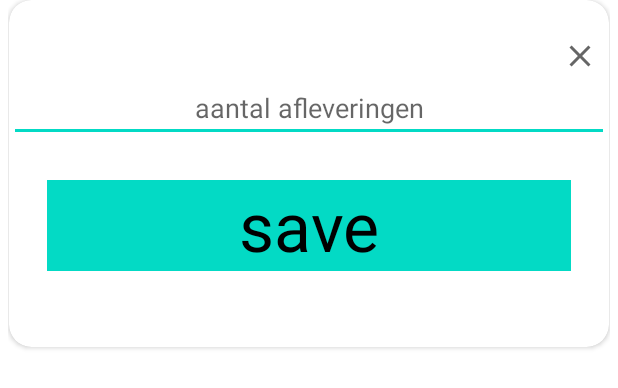
After one commit to dumbeldore2/Movies_Master_Jeff, an Android app: the layout activity_main4_dialog.xml on its own in the app's theme, with its tools: preview values and no code run, on a phone screen of 412 x 824 dp. The commit adds this screen. Shown: the top 388 px of the screen. Run offline under Robolectric (Android 15) with nearby library versions, the phone set to English and light mode, and no system bars.

Commit message:
er is een manier gemaakt om seizoenen individueel aan te passen

```diff
--- a/app/src/main/java/com/example/movies_master_jeff/MainActivity4.java
+++ b/app/src/main/java/com/example/movies_master_jeff/MainActivity4.java
@@ -2,7 +2,9 @@ package com.example.movies_master_jeff;
 
 import androidx.appcompat.app.AppCompatActivity;
 
+import android.app.Dialog;
 import android.os.Bundle;
+import android.view.View;
 import android.view.WindowManager;
 import android.widget.ExpandableListView;
 
--- a/app/src/main/java/com/example/movies_master_jeff/MainActivity4_lijst.java
+++ b/app/src/main/java/com/example/movies_master_jeff/MainActivity4_lijst.java
@@ -2,15 +2,21 @@ package com.example.movies_master_jeff;
 
 import androidx.appcompat.app.AppCompatActivity;
 
+import android.app.Dialog;
 import android.content.Context;
+import android.graphics.Color;
 import android.graphics.Typeface;
+import android.graphics.drawable.ColorDrawable;
+import android.media.Image;
 import android.os.Bundle;
 import android.view.LayoutInflater;
 import android.view.View;
 import android.view.ViewGroup;
 import android.widget.BaseExpandableListAdapter;
+import android.widget.ImageView;
 import android.widget.TextView;
 
+import java.io.Console;
 import java.util.HashMap;
 import java.util.List;
 
@@ -20,12 +26,19 @@ public class MainActivity4_lijst extends BaseExpandableListAdapter {
     private List<String> _listDataHeader; // header titles
     // child data in format of header title, child title
     private HashMap<String, List<String>> _listDataChild;
+    ImageView image_1;
+
+    //dialogt koppelen
+    //Dialog
+    Dialog dialog;
 
     public MainActivity4_lijst(Context context, List<String> listDataHeader,
                                  HashMap<String, List<String>> listChildData) {
         this._context = context;
         this._listDataHeader = listDataHeader;
         this._listDataChild = listChildData;
+
+        dialog = new Dialog(context);
     }
 
     @Override
@@ -81,8 +94,19 @@ public class MainActivity4_lijst extends BaseExpandableListAdapter {
         lblListHeader.setTypeface(null, Typeface.BOLD);
         lblListHeader.setText(headerTitle);
 
+        ImageView imageView1 = (ImageView)convertView.findViewById(R.id.image_1);
+        imageView1.setTag(groupPosition);
+        imageView1.setOnClickListener(new View.OnClickListener() {
+            @Override public void onClick(View view) {
+                dialog.setContentView(R.layout.activity_main4_dialog);
+                dialog.getWindow().setBackgroundDrawable(new ColorDrawable(Color.TRANSPARENT));
+                dialog.show();
+            }
+        });
         return convertView;
     }
+
+
 
     @Override
     public View getChildView(int groupPosition, final int childPosition,
--- /dev/null
+++ b/app/src/main/res/drawable/ic_baseline_close_24.xml
@@ -0,0 +1,10 @@
+<vector xmlns:android="http://schemas.android.com/apk/res/android"
+    android:width="24dp"
+    android:height="24dp"
+    android:viewportWidth="24"
+    android:viewportHeight="24"
+    android:tint="?attr/colorControlNormal">
+  <path
+      android:fillColor="@android:color/white"
+      android:pathData="M19,6.41L17.59,5 12,10.59 6.41,5 5,6.41 10.59,12 5,17.59 6.41,19 12,13.41 17.59,19 19,17.59 13.41,12z"/>
+</vector>
--- /dev/null
+++ b/app/src/main/res/layout/activity_main4_dialog.xml
@@ -0,0 +1,59 @@
+<?xml version="1.0" encoding="utf-8"?>
+<androidx.constraintlayout.widget.ConstraintLayout xmlns:android="http://schemas.android.com/apk/res/android"
+    android:layout_width="match_parent"
+    android:layout_height="match_parent"
+    xmlns:app="http://schemas.android.com/apk/res-auto"
+    android:layout_marginLeft="5dp"
+    android:layout_marginRight="5dp"
+    android:layout_gravity="center">
+
+
+    <androidx.cardview.widget.CardView
+        android:layout_width="400dp"
+        android:layout_height="wrap_content"
+        app:cardCornerRadius="15dp"
+        app:layout_constraintStart_toStartOf="parent"
+        app:layout_constraintEnd_toEndOf="parent"
+        app:layout_constraintTop_toTopOf="parent">
+
+        <LinearLayout
+            android:layout_width="match_parent"
+            android:layout_height="wrap_content"
+            android:layout_marginTop="25dp"
+            android:layout_marginBottom="25dp"
+            android:gravity="center"
+            android:orientation="vertical">
+
+            <ImageView
+                android:id="@+id/imageViewPopup"
+                android:layout_width="wrap_content"
+                android:layout_height="wrap_content"
+                android:layout_gravity="right"
+                android:layout_marginRight="7dp"
+                android:src="@drawable/ic_baseline_close_24" />
+
+            <EditText
+                android:id="@+id/editTextDialog"
+                android:layout_width="match_parent"
+                android:layout_height="wrap_content"
+                android:gravity="center"
+                android:inputType="number"
+                android:text=""
+                android:hint="aantal afleveringen"/>
+
+
+
+            <TextView
+                android:id="@+id/textView_verwijderen"
+                android:layout_width="match_parent"
+                android:layout_height="wrap_content"
+                android:layout_margin="25dp"
+                android:background="@color/teal_200"
+                android:gravity="center"
+                android:text="save"
+                android:textColor="@color/black"
+                android:textSize="45dp" />
+
+        </LinearLayout>
+    </androidx.cardview.widget.CardView>
+</androidx.constraintlayout.widget.ConstraintLayout>
--- a/app/src/main/res/layout/activity_main_activity4_lijst_head.xml
+++ b/app/src/main/res/layout/activity_main_activity4_lijst_head.xml
@@ -9,7 +9,7 @@
     <TextView
         android:id="@+id/lblListHeader"
         android:layout_width="wrap_content"
-        android:layout_height="wrap_content"
+        android:layout_height="match_parent"
         android:textSize="36dp"
         android:textColor="@color/white"
         android:text="seizoen 1"
@@ -20,11 +20,15 @@
         android:gravity="center"
         />
 
+
     <ImageView
+        android:id="@+id/image_1"
         android:layout_width="50dp"
         android:layout_height="75dp"
         android:layout_alignParentTop="true"
         android:layout_alignParentEnd="true"
-        android:layout_alignParentBottom="true"        android:src="@drawable/ic_baseline_keyboard_arrow_down_24"
-        android:layout_marginRight="40dp"/>
+        android:layout_alignParentBottom="true"
+        android:layout_marginRight="25dp"
+        android:src="@drawable/ic_outline_edit_24"
+        android:layout_centerVertical="true"/>
 </RelativeLayout>
```
